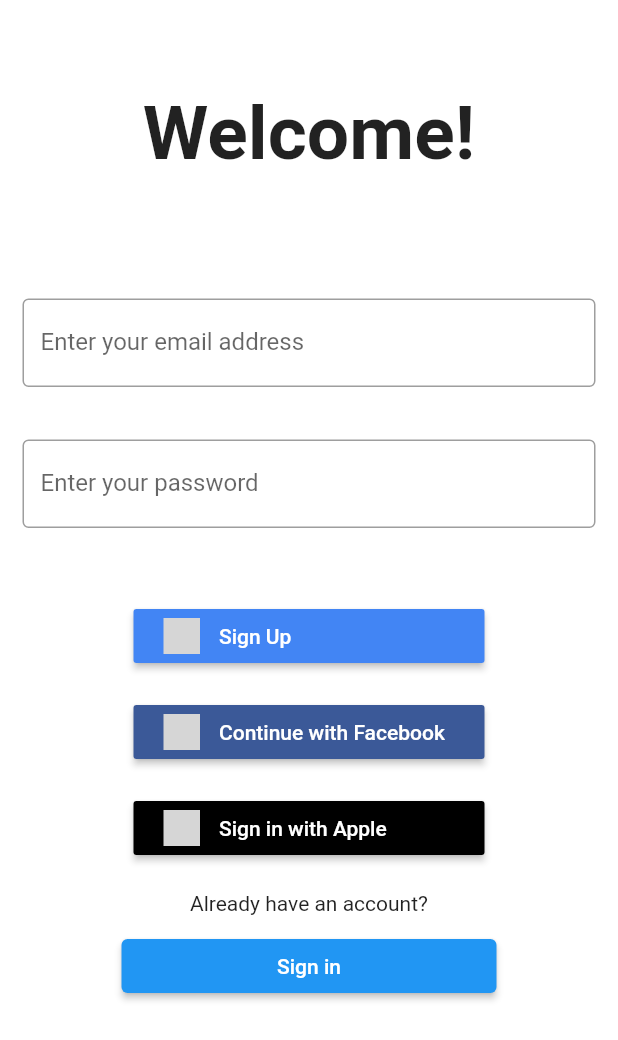
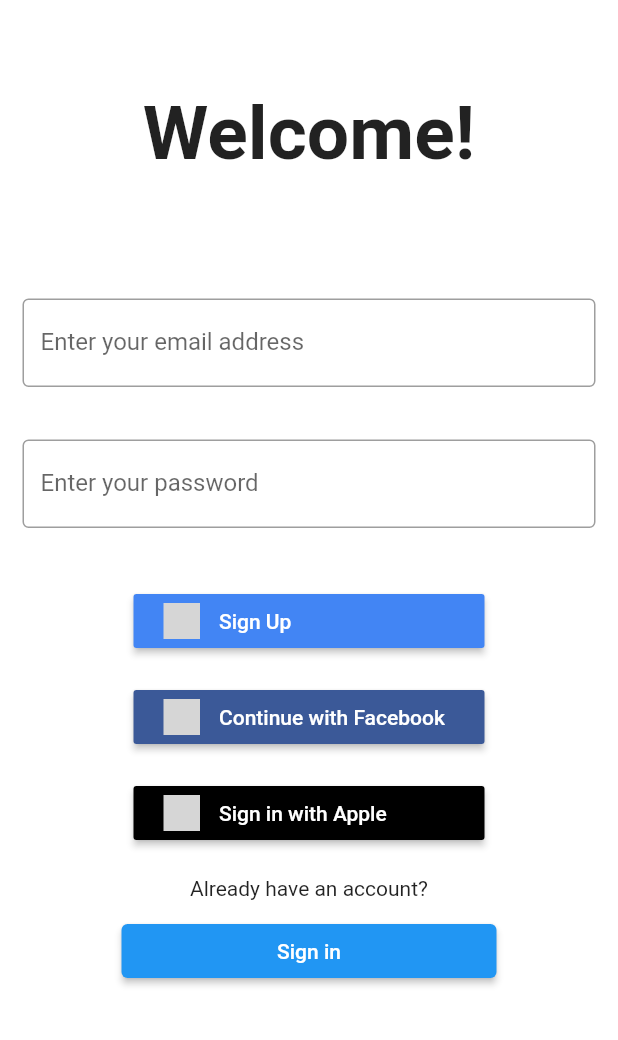
Before and after one commit to BPATHAK10/APMA-Mobile-App, a Flutter app: the screen it shows after launch, after a tap on "Sign Up", on a phone screen of 412 x 824 dp. Shown: the top 1040 px of the screen. Run offline on Flutter 3.47's test engine with Material 2 defaults, Android fonts, the phone set to English and light mode, and no system bars; our stand-ins replace flutter_signin_button; grey boxes are pictures that could not be loaded.

Commit message:
fixed overflow in sign in page

```diff
--- a/apma/lib/screens/login_screen.dart
+++ b/apma/lib/screens/login_screen.dart
@@ -138,7 +138,7 @@
                     style: TextStyle(color: Colors.blue, fontSize: 18),
                   ),
                 ),
-                SizedBox(width: MediaQuery.of(context).size.width/2-30),
+                SizedBox(width: MediaQuery.of(context).size.width/2-50),
                 TextButton(
                   onPressed: () {
                     Navigator.pushReplacement(
--- a/apma/lib/screens/signup_screen.dart
+++ b/apma/lib/screens/signup_screen.dart
@@ -11,6 +11,9 @@
 }
 
 class _SignUpScreenState extends State<SignUpScreen> {
+  String email = '';
+  String password = '';
+
   @override
   Widget build(BuildContext context) {
     return Scaffold(
@@ -33,7 +36,7 @@
               padding: EdgeInsets.fromLTRB(15.0, 20.0, 15.0, 15.0),
               child: TextField(
                 onChanged: (value) {
-                  // username = value;
+                  email = value;
                 },
                 textInputAction: TextInputAction.next,
                 decoration: InputDecoration(
@@ -43,10 +46,10 @@
               ),
             ),
             Padding(
-              padding: EdgeInsets.fromLTRB(15.0, 20.0, 15.0, 40.0),
+              padding: EdgeInsets.fromLTRB(15.0, 20.0, 15.0, 30.0),
               child: TextField(
                 onChanged: (value) {
-                  // password = value;
+                  password = value;
                 },
                 textInputAction: TextInputAction.next,
                 decoration: InputDecoration(
```
